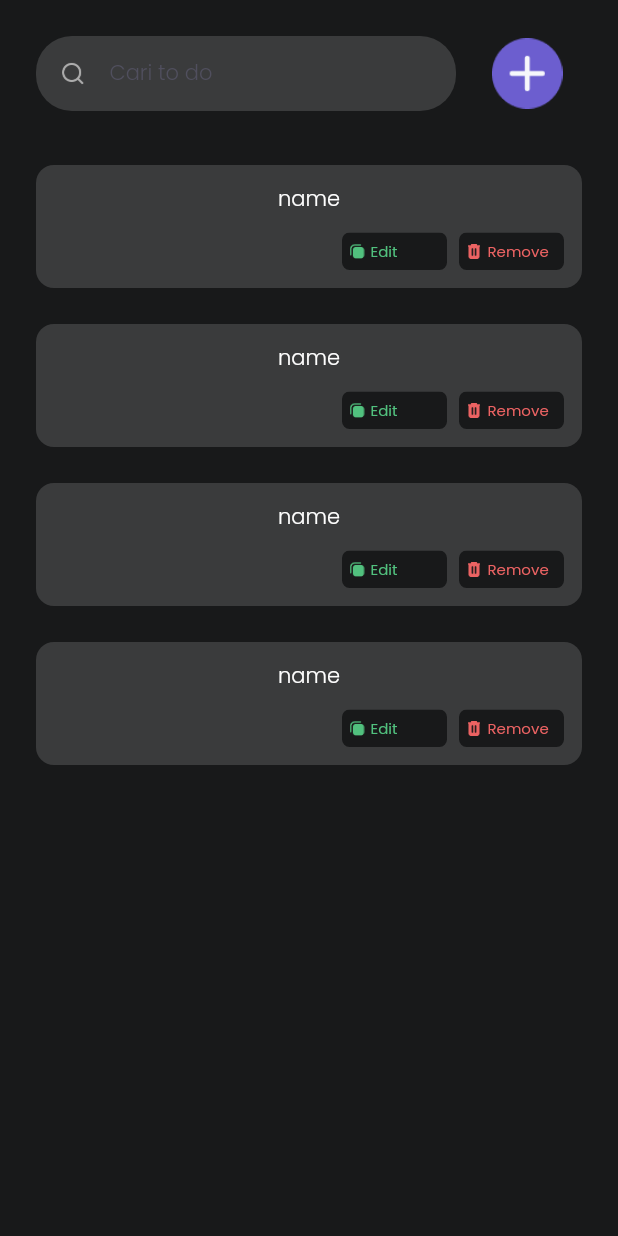
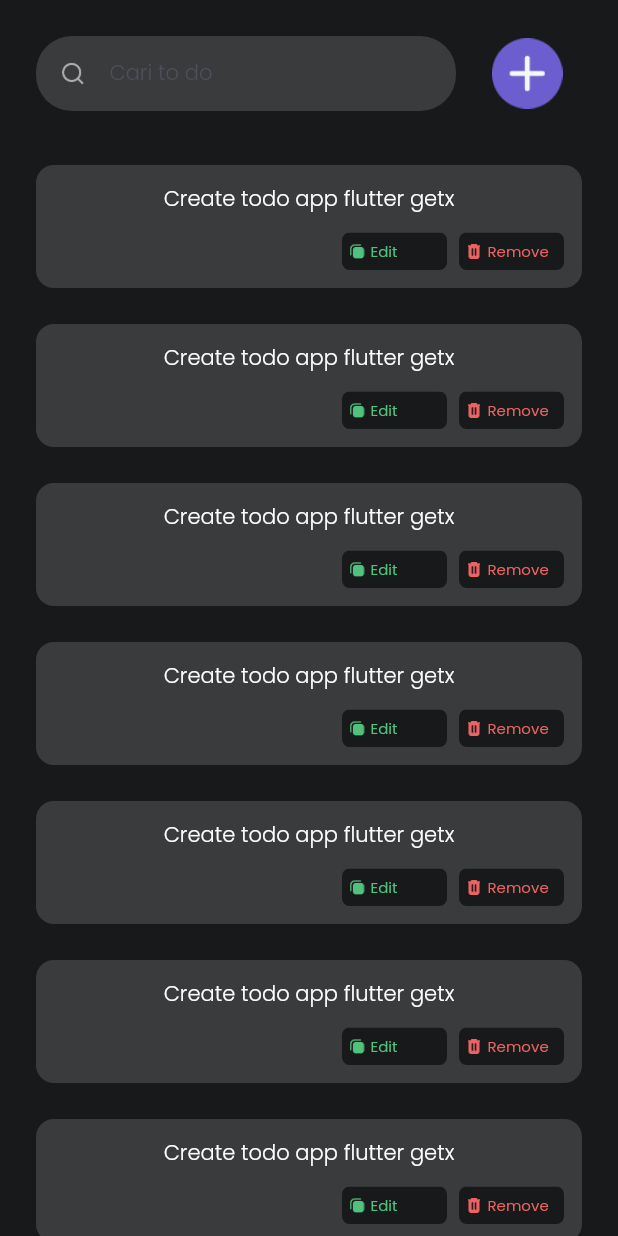
Before and after one commit to yosadade/todo-flutter-getx, a Flutter app: the screen it shows after launch, on a phone screen of 412 x 824 dp. Run offline on Flutter 3.47's test engine with Material 2 defaults, Android fonts, the phone set to English and light mode, and no system bars; our stand-ins replace google_fonts.

```diff
--- /dev/null
+++ b/lib/models/todocard_model.dart
@@ -0,0 +1,6 @@
+class TodoCardModel {
+  late int id;
+  late String title;
+
+  TodoCardModel({required this.id, required this.title});
+}
--- a/lib/pages/dashboard_page.dart
+++ b/lib/pages/dashboard_page.dart
@@ -1,4 +1,5 @@
 import 'package:flutter/material.dart';
+import 'package:todo/models/todocard_model.dart';
 import 'package:todo/theme.dart';
 import 'package:google_fonts/google_fonts.dart';
 import 'package:todo/widgets/todo_card.dart';
@@ -15,6 +16,65 @@ class _DashbboardPageState extends State<DashbboardPage> {
 
   @override
   Widget build(BuildContext context) {
+    Future<void> _displayTextInputDialog(BuildContext context) async {
+      return showDialog(
+          context: context,
+          builder: (context) {
+            return AlertDialog(
+              backgroundColor: backgroundColor1,
+              title: Center(
+                child: Text(
+                  'what plans do you have today?',
+                  style: primaryTextStyle.copyWith(
+                      fontSize: 14, color: textColor2),
+                ),
+              ),
+              content: Container(
+                height: 50,
+                width: 150,
+                padding: const EdgeInsets.symmetric(
+                  horizontal: 16,
+                ),
+                decoration: BoxDecoration(
+                    color: backgroundColor2,
+                    borderRadius: BorderRadius.circular(8)),
+                child: Center(
+                  child: Expanded(
+                      child: TextFormField(
+                          controller: searchController,
+                          decoration: InputDecoration.collapsed(
+                              hintText: "Add to do",
+                              hintStyle: primaryTextStyle.copyWith(
+                                  fontSize: 14, fontWeight: light)))),
+                ),
+              ),
+              actions: <Widget>[
+                FlatButton(
+                  color: Colors.red,
+                  textColor: Colors.white,
+                  child: Text('CANCEL'),
+                  onPressed: () {
+                    setState(() {
+                      Navigator.pop(context);
+                    });
+                  },
+                ),
+                FlatButton(
+                  color: Colors.green,
+                  textColor: Colors.white,
+                  child: Text('OK'),
+                  onPressed: () {
+                    // setState(() {
+                    //   codeDialog = valueText;
+                    //   Navigator.pop(context);
+                    // });
+                  },
+                ),
+              ],
+            );
+          });
+    }
+
     Widget searchBar() {
       return Row(children: [
         Container(
@@ -47,7 +107,9 @@ class _DashbboardPageState extends State<DashbboardPage> {
           ),
         ),
         GestureDetector(
-          onTap: () {},
+          onTap: () {
+            _displayTextInputDialog(context);
+          },
           child: Image.asset('assets/button_add.png', width: 47, height: 47),
         )
       ]);
@@ -55,18 +117,42 @@ class _DashbboardPageState extends State<DashbboardPage> {
 
     todoList() {
       return Column(
-        children: const [
-          TodoCard(),
-          TodoCard(),
-          TodoCard(),
-          TodoCard(),
+        children: [
+          TodoCard(
+            TodoCardModel(id: 1, title: "Create todo app flutter getx"),
+          ),
+          TodoCard(
+            TodoCardModel(id: 1, title: "Create todo app flutter getx"),
+          ),
+          TodoCard(
+            TodoCardModel(id: 1, title: "Create todo app flutter getx"),
+          ),
+          TodoCard(
+            TodoCardModel(id: 1, title: "Create todo app flutter getx"),
+          ),
+          TodoCard(
+            TodoCardModel(id: 1, title: "Create todo app flutter getx"),
+          ),
+          TodoCard(
+            TodoCardModel(id: 1, title: "Create todo app flutter getx"),
+          ),
+          TodoCard(
+            TodoCardModel(id: 1, title: "Create todo app flutter getx"),
+          ),
+          TodoCard(
+            TodoCardModel(id: 1, title: "Create todo app flutter getx"),
+          ),
+          TodoCard(
+            TodoCardModel(id: 1, title: "Create todo app flutter getx"),
+          ),
         ],
       );
     }
 
     return Scaffold(
       backgroundColor: backgroundColor1,
-      body: Column(
+      body: SafeArea(
+        child: Column(
           children: [
             Expanded(
                 child: ListView(
@@ -77,6 +163,7 @@ class _DashbboardPageState extends State<DashbboardPage> {
             ))
           ],
         ),
+      ),
     );
   }
 }
--- a/lib/widgets/todo_card.dart
+++ b/lib/widgets/todo_card.dart
@@ -1,8 +1,11 @@
 import 'package:flutter/material.dart';
+import 'package:todo/models/todocard_model.dart';
 import 'package:todo/theme.dart';
 
 class TodoCard extends StatelessWidget {
-  const TodoCard({Key? key}) : super(key: key);
+  final TodoCardModel todoCard;
+  // ignore: use_key_in_widget_constructors
+  const TodoCard(this.todoCard);
 
   @override
   Widget build(BuildContext context) {
@@ -14,7 +17,7 @@ class TodoCard extends StatelessWidget {
       child: Column(
         children: [
           Text(
-            "name",
+            todoCard.title,
             style: primaryTextStyle.copyWith(
                 fontSize: 14,
                 fontWeight: light,
@@ -27,6 +30,7 @@ class TodoCard extends StatelessWidget {
               crossAxisAlignment: CrossAxisAlignment.center,
               children: [
                 GestureDetector(
+                    onTap: () {},
                     child: ClipRRect(
                       child: Container(
                         padding: const EdgeInsets.all(5),
@@ -52,6 +56,7 @@ class TodoCard extends StatelessWidget {
                   width: 8,
                 ),
                 GestureDetector(
+                    onTap: () {},
                     child: ClipRRect(
                       child: Container(
                         padding: const EdgeInsets.all(5),
```
Lines whose indentation alone changed are shown as unchanged.
